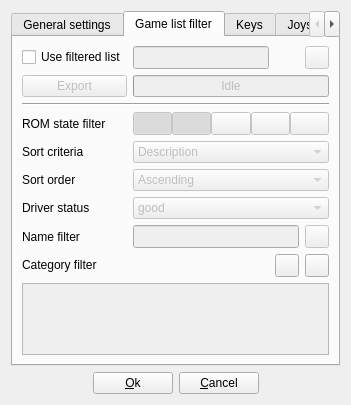
qmc2/qmc2-mame-fe, file arcademodesetup.ui: the form before one commit.
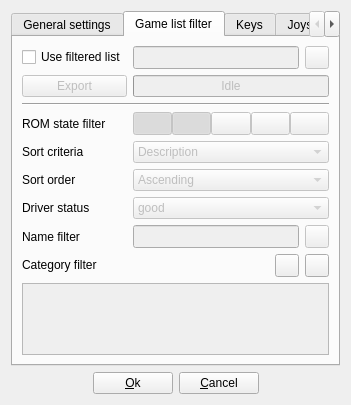
The form after the commit. The open tabs and pages were chosen to show the change. Icons and pictures are not drawn.

Commit message: fix: corrected a minor layout issue

```diff
--- a/arcademodesetup.ui
+++ b/arcademodesetup.ui
@@ -278,22 +278,6 @@
          </property>
         </widget>
        </item>
-       <item row="0" column="1">
-        <widget class="QLineEdit" name="lineEditFilteredListFile">
-         <property name="enabled">
-          <bool>false</bool>
-         </property>
-         <property name="sizePolicy">
-          <sizepolicy hsizetype="Expanding" vsizetype="Minimum">
-           <horstretch>0</horstretch>
-           <verstretch>0</verstretch>
-          </sizepolicy>
-         </property>
-         <property name="toolTip">
-          <string>Output file used as the filtered game list</string>
-         </property>
-        </widget>
-       </item>
        <item row="7" column="1" colspan="3">
         <widget class="QComboBox" name="comboBoxDriverStatus">
          <property name="enabled">
@@ -730,6 +714,22 @@
          </property>
         </widget>
        </item>
+       <item row="0" column="1" colspan="2">
+        <widget class="QLineEdit" name="lineEditFilteredListFile">
+         <property name="enabled">
+          <bool>false</bool>
+         </property>
+         <property name="sizePolicy">
+          <sizepolicy hsizetype="Expanding" vsizetype="Minimum">
+           <horstretch>0</horstretch>
+           <verstretch>0</verstretch>
+          </sizepolicy>
+         </property>
+         <property name="toolTip">
+          <string>Output file used as the filtered game list</string>
+         </property>
+        </widget>
+       </item>
       </layout>
      </widget>
      <widget class="QWidget" name="tabKeys">
```
